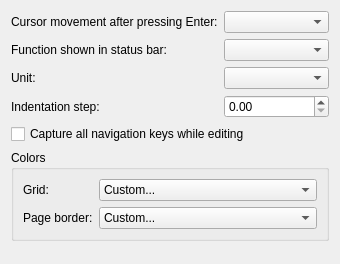
This is kspread/part/dialogs/InterfaceOptionsWidget.ui in KDE/koffice as Qt 5 draws it before an edit. The edited form follows.
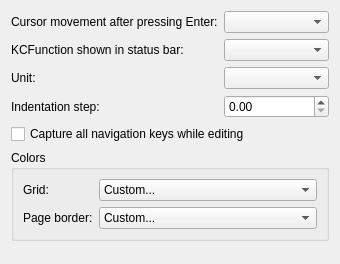
This is the edited form. Custom widgets are drawn as their Qt base class.

Commit message: Rename Function to KCFunction

The edit to the form file:
```diff
--- a/kspread/part/dialogs/InterfaceOptionsWidget.ui
+++ b/kspread/part/dialogs/InterfaceOptionsWidget.ui
@@ -31,7 +31,7 @@
    <item row="1" column="0">
     <widget class="QLabel" name="label_2">
      <property name="text">
-      <string>Function shown in status bar:</string>
+      <string>KCFunction shown in status bar:</string>
      </property>
      <property name="buddy">
       <cstring>m_statusBarFunction</cstring>
```
The commit also changes 44 other files.
